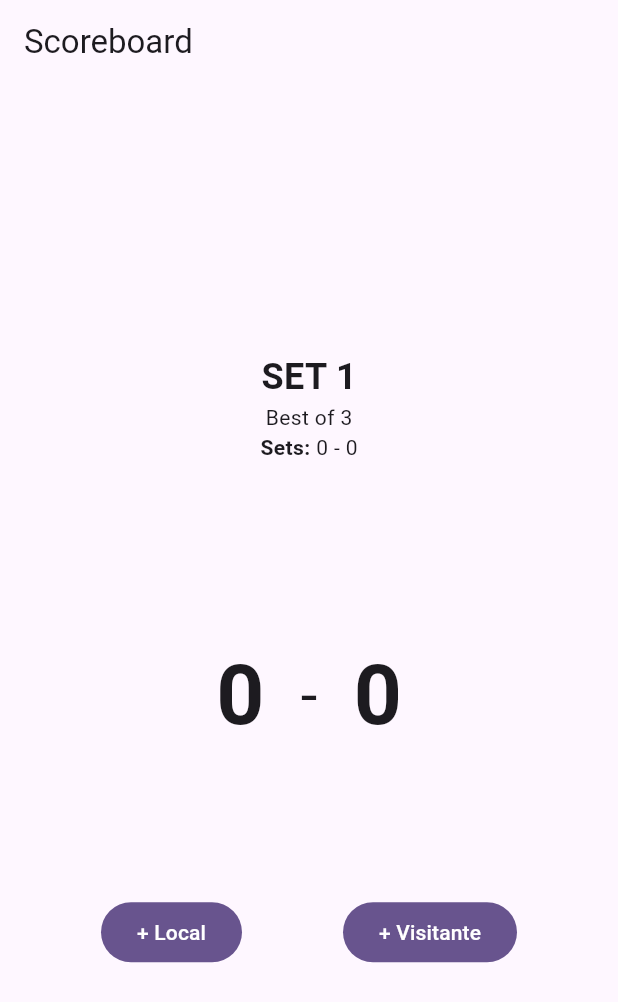
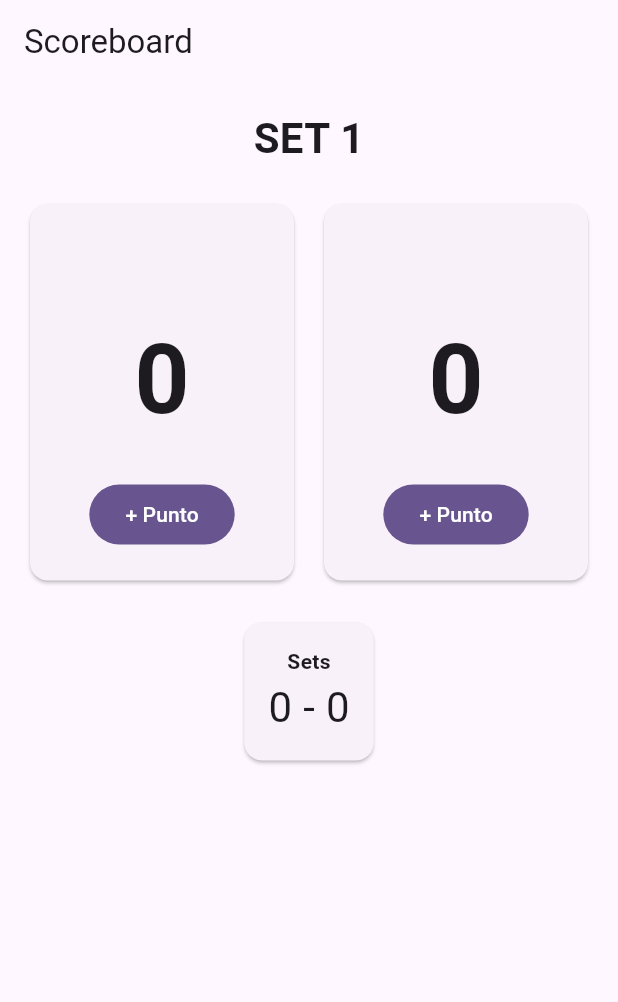
Before and after one commit to 3dy/volleyCam, a Flutter app: the CreateMatchPage screen opened by its route, after a tap on "Iniciar Partido", on a phone screen of 412 x 824 dp. Shown: the top 1002 px of the screen. Run offline on Flutter 3.47's test engine with Material 3 defaults, Android fonts, the phone set to English and light mode, and no system bars; our stand-ins replace flutter_riverpod, go_router.

Commit message:
VC-021 Sets history. completed

```diff
--- /dev/null
+++ b/volleycam/lib/core/events/point_reason.dart
@@ -0,0 +1,8 @@
+enum PointReason {
+  attack,
+  ace,
+  block,
+  opponentError,
+  penalty,
+  unknown,
+}
--- /dev/null
+++ b/volleycam/lib/core/providers/event_factory_provider.dart
@@ -0,0 +1,8 @@
+import 'package:flutter_riverpod/flutter_riverpod.dart';
+
+import '../services/event_factory.dart';
+
+final eventFactoryProvider =
+    Provider<EventFactory>((ref) {
+  return const EventFactory();
+});
--- a/volleycam/lib/features/scoreboard/scoreboard_page.dart
+++ b/volleycam/lib/features/scoreboard/scoreboard_page.dart
@@ -2,7 +2,12 @@ import 'package:flutter/material.dart';
 import 'package:flutter_riverpod/flutter_riverpod.dart';
 
 import '../../core/providers/current_match_provider.dart';
+import '../../core/providers/event_factory_provider.dart';
 import '../../core/models/match.dart';
+import '../../core/events/point_reason.dart';
+import 'widgets/team_score.dart';
+import 'widgets/sets_indicator.dart';
+import 'widgets/completed_sets_widget.dart';
 
 
 
@@ -20,8 +25,19 @@ class _ScoreboardPageState extends ConsumerState<ScoreboardPage> {
 
     if (engine == null) return;
 
+    final factory = ref.read(eventFactoryProvider);
+
+    final event = factory.homePoint(
+      reason: PointReason.unknown,
+      setNumber: engine.state.currentSet,
+    );
+
     setState(() {
-      engine.homeScores();
+      engine.processEvent(event);
+
+      debugPrint(
+        "Eventos registrados: ${engine.events.length}",
+      );
     });
   }
 
@@ -30,10 +46,22 @@ class _ScoreboardPageState extends ConsumerState<ScoreboardPage> {
 
     if (engine == null) return;
 
+    final factory = ref.read(eventFactoryProvider);
+
+    final event = factory.awayPoint(
+      reason: PointReason.unknown,
+      setNumber: engine.state.currentSet,
+    );
+
     setState(() {
-      engine.awayScores();
+      engine.processEvent(event);
+
+      debugPrint(
+        "Eventos registrados: ${engine.events.length}",
+      );
     });
   }
+
   @override
   Widget build(BuildContext context) {
 
@@ -53,77 +81,15 @@ class _ScoreboardPageState extends ConsumerState<ScoreboardPage> {
         title: const Text("Scoreboard"),
       ),
 
-      body: Center(
-
+      body: Padding(
+  padding: const EdgeInsets.all(16),
   child: Column(
-
-          mainAxisAlignment: MainAxisAlignment.center,
-
     children: [
 
       Text(
         "SET ${engine.state.currentSet}",
         style: const TextStyle(
-                fontSize: 24,
-                fontWeight: FontWeight.bold,
-              ),
-            ),
-            Text(
-              engine.state.match.matchType == MatchType.bestOf3
-                  ? "Best of 3"
-                  : "Best of 5",
-            ),
-            Row(
-              mainAxisAlignment: MainAxisAlignment.center,
-              children: const [
-                Text(
-                  "Sets: ",
-                  style: TextStyle(
-                    fontWeight: FontWeight.bold,
-                  ),
-                ),
-                Text("0 - 0"),
-              ],
-            ),
-            const SizedBox(height: 30),
-
-            Row(
-              mainAxisAlignment: MainAxisAlignment.spaceEvenly,
-              children: [
-
-                Expanded(
-                  child: Text(
-                    engine.state.match.homeTeam.name,
-                    textAlign: TextAlign.center,
-                    style: const TextStyle(
-                      fontSize: 22,
-                      fontWeight: FontWeight.bold,
-                    ),
-                  ),
-                ),
-
-                const SizedBox(width: 20),
-
-                Expanded(
-                  child: Text(
-                    engine.state.match.awayTeam.name,
-                    textAlign: TextAlign.center,
-                    style: const TextStyle(
-                      fontSize: 22,
-                      fontWeight: FontWeight.bold,
-                    ),
-                  ),
-                ),
-              ],
-            ),
-
-            Column(
-              children: [
-
-                Text(
-                  engine.state.match.homeTeam.name,
-                  style: const TextStyle(
-                    fontSize: 24,
+          fontSize: 28,
           fontWeight: FontWeight.bold,
         ),
       ),
@@ -131,75 +97,42 @@ class _ScoreboardPageState extends ConsumerState<ScoreboardPage> {
       const SizedBox(height: 20),
 
       Row(
-                  mainAxisAlignment: MainAxisAlignment.center,
         children: [
 
-                    Text(
-                      "${engine.state.homeScore}",
-                      style: const TextStyle(
-                        fontSize: 56,
-                        fontWeight: FontWeight.bold,
-                      ),
+          TeamScore(
+            teamName: engine.state.match.homeTeam.name,
+            score: engine.state.homeScore,
+            onPressed: _homeScores,
           ),
 
-                    const Padding(
-                      padding: EdgeInsets.symmetric(horizontal: 24),
-                      child: Text(
-                        "-",
-                        style: TextStyle(
-                          fontSize: 40,
-                        ),
-                      ),
-                    ),
+          const SizedBox(width: 12),
 
-                    Text(
-                      "${engine.state.awayScore}",
-                      style: const TextStyle(
-                        fontSize: 56,
-                        fontWeight: FontWeight.bold,
-                      ),
+          TeamScore(
+            teamName: engine.state.match.awayTeam.name,
+            score: engine.state.awayScore,
+            onPressed: _awayScores,
           ),
         ],
+      ),
+      const SizedBox(height: 20),
+
+      SetsIndicator(
+        home: engine.state.homeSetsWon,
+        away: engine.state.awaySetsWon,
       ),
 
       const SizedBox(height: 20),
 
-                Text(
-                  engine.state.match.awayTeam.name,
-                  style: const TextStyle(
-                    fontSize: 24,
-                    fontWeight: FontWeight.bold,
-                  ),
-                ),
-              ],
+      CompletedSetsWidget(
+        completedSets: engine.state.completedSets,
       ),
 
-            const SizedBox(height: 40),
-
-            Row(
-              mainAxisAlignment: MainAxisAlignment.spaceEvenly,
-              children: [
-
-                FilledButton(
-
-                  onPressed: _homeScores,
-
-                  child: const Text("+ Local"),
-                ),
-
-                FilledButton(
-
-                  onPressed: _awayScores,
-
-                  child: const Text("+ Visitante"),
-                ),
+      // aquí irán más widgets...
 
     ],
   ),
+)
 
-          ],
-        ),
-      ),
     );
   }
 }
--- /dev/null
+++ b/volleycam/lib/features/scoreboard/widgets/completed_sets_widget.dart
@@ -0,0 +1,64 @@
+import 'package:flutter/material.dart';
+
+import '../../../core/models/set_score.dart';
+
+class CompletedSetsWidget extends StatelessWidget {
+  final List<SetScore> completedSets;
+
+  const CompletedSetsWidget({
+    super.key,
+    required this.completedSets,
+  });
+
+  @override
+  Widget build(BuildContext context) {
+    if (completedSets.isEmpty) {
+      return const SizedBox.shrink();
+    }
+
+    return Card(
+      child: Padding(
+        padding: const EdgeInsets.all(16),
+        child: Column(
+          crossAxisAlignment: CrossAxisAlignment.start,
+          children: [
+
+            const Text(
+              "Historial de Sets",
+              style: TextStyle(
+                fontSize: 18,
+                fontWeight: FontWeight.bold,
+              ),
+            ),
+
+            const SizedBox(height: 12),
+
+            ...completedSets.asMap().entries.map((entry) {
+
+              final index = entry.key;
+              final set = entry.value;
+
+              return Padding(
+                padding: const EdgeInsets.symmetric(vertical: 4),
+                child: Row(
+                  mainAxisAlignment: MainAxisAlignment.spaceBetween,
+                  children: [
+
+                    Text("Set ${index + 1}"),
+
+                    Text(
+                      "${set.homeScore} - ${set.awayScore}",
+                    ),
+
+                  ],
+                ),
+              );
+
+            }),
+
+          ],
+        ),
+      ),
+    );
+  }
+}
--- /dev/null
+++ b/volleycam/lib/features/scoreboard/widgets/sets_indicator.dart
@@ -0,0 +1,42 @@
+import 'package:flutter/material.dart';
+
+class SetsIndicator extends StatelessWidget {
+
+  final int home;
+
+  final int away;
+
+  const SetsIndicator({
+    super.key,
+    required this.home,
+    required this.away,
+  });
+
+  @override
+  Widget build(BuildContext context) {
+    return Card(
+      child: Padding(
+        padding: const EdgeInsets.all(16),
+        child: Column(
+          children: [
+
+            const Text(
+              "Sets",
+              style: TextStyle(
+                fontWeight: FontWeight.bold,
+              ),
+            ),
+
+            Text(
+              "$home - $away",
+              style: const TextStyle(
+                fontSize: 28,
+              ),
+            ),
+
+          ],
+        ),
+      ),
+    );
+  }
+}
--- /dev/null
+++ b/volleycam/lib/features/scoreboard/widgets/team_score.dart
@@ -0,0 +1,55 @@
+import 'package:flutter/material.dart';
+
+class TeamScore extends StatelessWidget {
+  final String teamName;
+  final int score;
+  final VoidCallback onPressed;
+
+  const TeamScore({
+    super.key,
+    required this.teamName,
+    required this.score,
+    required this.onPressed,
+  });
+
+  @override
+  Widget build(BuildContext context) {
+    return Expanded(
+      child: Card(
+        child: Padding(
+          padding: const EdgeInsets.all(20),
+          child: Column(
+            children: [
+
+              Text(
+                teamName,
+                style: const TextStyle(
+                  fontSize: 22,
+                  fontWeight: FontWeight.bold,
+                ),
+              ),
+
+              const SizedBox(height: 20),
+
+              Text(
+                "$score",
+                style: const TextStyle(
+                  fontSize: 64,
+                  fontWeight: FontWeight.bold,
+                ),
+              ),
+
+              const SizedBox(height: 20),
+
+              FilledButton(
+                onPressed: onPressed,
+                child: const Text("+ Punto"),
+              ),
+
+            ],
+          ),
+        ),
+      ),
+    );
+  }
+}
```
Also changed, not shown: volleycam/lib/core/engine/events.dart (+4 -3 lines), volleycam/lib/core/engine/volley_engine.dart (+21 -0 lines), volleycam/lib/core/services/event_factory.dart (added, +32 -0 lines), volleycam/lib/features/scoreboard/widgets/point_reason_sheet_widget.dart (added, +67 -0 lines), 1 other file. Lines whose indentation alone changed are shown as unchanged.
